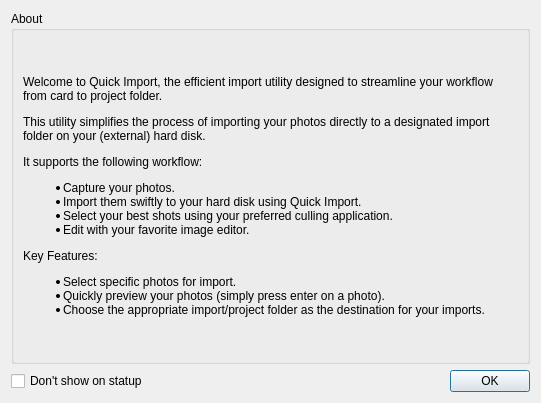
The window that aboutdialog.ui (herwinjan/QuickImport) describes before a commit, drawn with Qt 5.
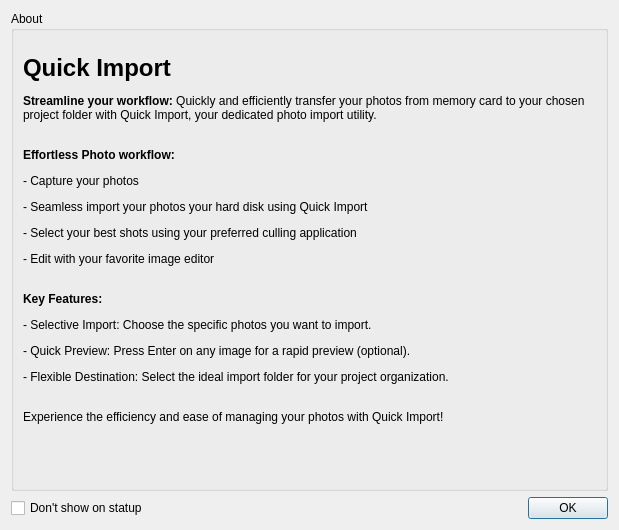
The same window after the commit.

Commit message: soms text changes

Patch:
```diff
--- a/aboutdialog.ui
+++ b/aboutdialog.ui
@@ -6,8 +6,8 @@
    <rect>
     <x>0</x>
     <y>0</y>
-    <width>541</width>
-    <height>403</height>
+    <width>619</width>
+    <height>530</height>
    </rect>
   </property>
   <property name="windowTitle">
@@ -35,7 +35,7 @@
          </sizepolicy>
         </property>
         <property name="text">
-         <string>&lt;html&gt;&lt;head/&gt;&lt;body&gt;&lt;p&gt;Welcome to Quick Import, the efficient import utility designed to streamline your workflow from card to project folder.&lt;/p&gt;&lt;p&gt;This utility simplifies the process of importing your photos directly to a designated import folder on your (external) hard disk.&lt;/p&gt;&lt;p&gt;It supports the following workflow:&lt;/p&gt;&lt;ul style=&quot;margin-top: 0px; margin-bottom: 0px; margin-left: 0px; margin-right: 0px; -qt-list-indent: 1;&quot;&gt;&lt;li style=&quot; margin-top:12px; margin-bottom:0px; margin-left:0px; margin-right:0px; -qt-block-indent:0; text-indent:0px;&quot;&gt;Capture your photos.&lt;/li&gt;&lt;li style=&quot; margin-top:0px; margin-bottom:0px; margin-left:0px; margin-right:0px; -qt-block-indent:0; text-indent:0px;&quot;&gt;Import them swiftly to your hard disk using Quick Import.&lt;/li&gt;&lt;li style=&quot; margin-top:0px; margin-bottom:0px; margin-left:0px; margin-right:0px; -qt-block-indent:0; text-indent:0px;&quot;&gt;Select your best shots using your preferred culling application.&lt;/li&gt;&lt;li style=&quot; margin-top:0px; margin-bottom:12px; margin-left:0px; margin-right:0px; -qt-block-indent:0; text-indent:0px;&quot;&gt;Edit with your favorite image editor.&lt;/li&gt;&lt;/ul&gt;&lt;p&gt;Key Features:&lt;/p&gt;&lt;ul style=&quot;margin-top: 0px; margin-bottom: 0px; margin-left: 0px; margin-right: 0px; -qt-list-indent: 1;&quot;&gt;&lt;li style=&quot; margin-top:12px; margin-bottom:0px; margin-left:0px; margin-right:0px; -qt-block-indent:0; text-indent:0px;&quot;&gt;Select specific photos for import.&lt;/li&gt;&lt;li style=&quot; margin-top:0px; margin-bottom:0px; margin-left:0px; margin-right:0px; -qt-block-indent:0; text-indent:0px;&quot;&gt;Quickly preview your photos (simply press enter on a photo).&lt;/li&gt;&lt;li style=&quot; margin-top:0px; margin-bottom:12px; margin-left:0px; margin-right:0px; -qt-block-indent:0; text-indent:0px;&quot;&gt;Choose the appropriate import/project folder as the destination for your imports.&lt;/li&gt;&lt;/ul&gt;&lt;/body&gt;&lt;/html&gt;</string>
+         <string>&lt;html&gt;&lt;head/&gt;&lt;body&gt;&lt;p&gt;&lt;span style=&quot; font-size:18pt; font-weight:700;&quot;&gt;Quick Import&lt;/span&gt;&lt;/p&gt;&lt;p&gt;&lt;span style=&quot; font-weight:700;&quot;&gt;Streamline your workflow:&lt;/span&gt; Quickly and efficiently transfer your photos from memory card to your chosen project folder with Quick Import, your dedicated photo import utility.&lt;/p&gt;&lt;p&gt;&lt;br/&gt;&lt;span style=&quot; font-weight:700;&quot;&gt;Effortless Photo workflow:&lt;/span&gt;&lt;/p&gt;&lt;p&gt;- Capture your photos&lt;/p&gt;&lt;p&gt;- Seamless import your photos your hard disk using Quick Import&lt;/p&gt;&lt;p&gt;- Select your best shots using your preferred culling application&lt;/p&gt;&lt;p&gt;- Edit with your favorite image editor&lt;/p&gt;&lt;p&gt;&lt;br/&gt;&lt;span style=&quot; font-weight:700;&quot;&gt;Key Features:&lt;/span&gt;&lt;/p&gt;&lt;p&gt;- Selective Import: Choose the specific photos you want to import.&lt;/p&gt;&lt;p&gt;- Quick Preview: Press Enter on any image for a rapid preview (optional).&lt;/p&gt;&lt;p&gt;- Flexible Destination: Select the ideal import folder for your project organization.&lt;/p&gt;&lt;p&gt;&lt;br/&gt;Experience the efficiency and ease of managing your photos with Quick Import!&lt;/p&gt;&lt;p&gt;&lt;br/&gt;&lt;/p&gt;&lt;/body&gt;&lt;/html&gt;</string>
         </property>
         <property name="wordWrap">
          <bool>true</bool>
```
The commit also changes 1 other file.
